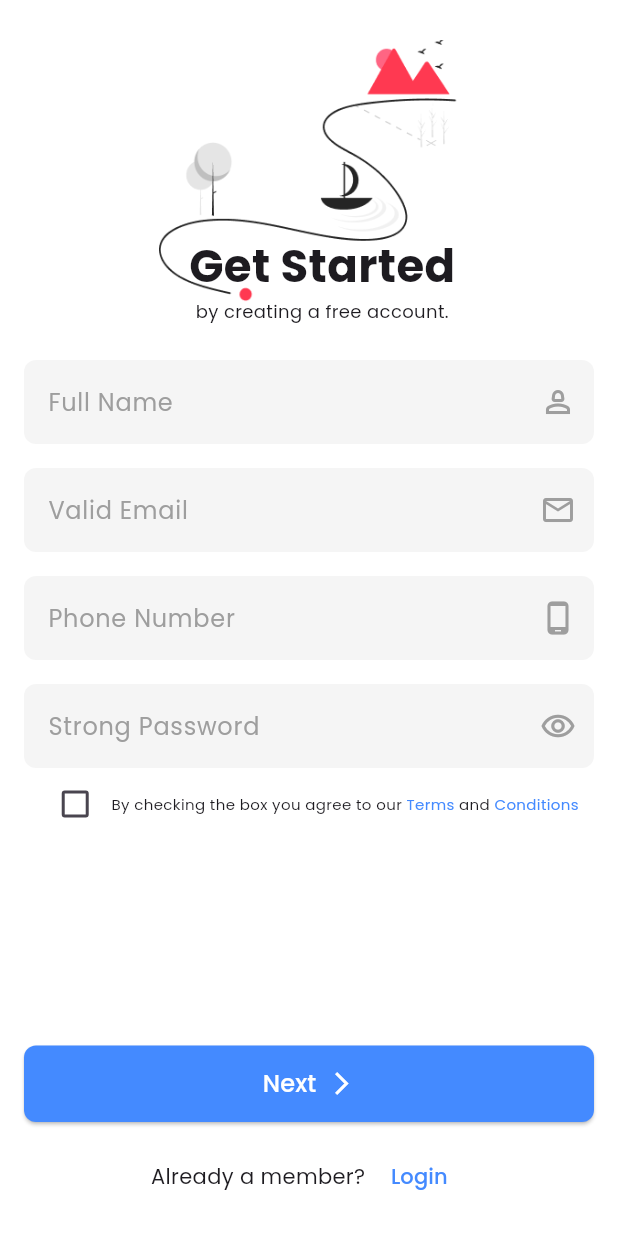
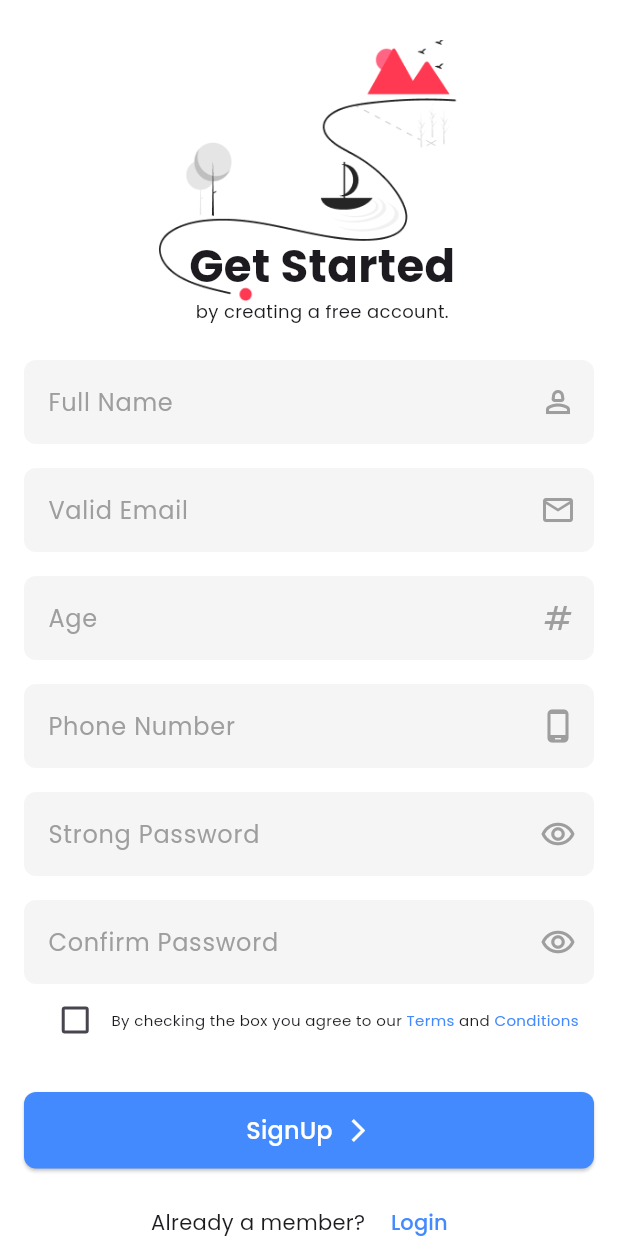
Before and after one commit to a7med2002/ui_task_3, a Flutter app: the SignUpScreen screen opened directly, on a phone screen of 412 x 824 dp. Run offline on Flutter 3.47's test engine with Material 3 defaults, Android fonts, the phone set to English and light mode, and no system bars; our stand-ins replace google_fonts.

Commit message:
add form validation

```diff
--- a/lib/screens/sign_up_screen.dart
+++ b/lib/screens/sign_up_screen.dart
@@ -1,29 +1,43 @@
 import 'package:flutter/material.dart';
 import 'package:flutter_ui_task_3/helpers/constants.dart';
+import 'package:flutter_ui_task_3/screens/dashboard.dart';
 import 'package:flutter_ui_task_3/screens/login_screen.dart';
 import 'package:flutter_ui_task_3/widgets/custom_auth_button.dart';
 import 'package:flutter_ui_task_3/widgets/custom_text_field.dart';
 
 class SignUpScreen extends StatelessWidget {
-  const SignUpScreen({super.key});
+  SignUpScreen({super.key});
+
+  final TextEditingController nameController = TextEditingController();
+  final TextEditingController emailController = TextEditingController();
+  final TextEditingController phoneController = TextEditingController();
+  final TextEditingController passwordController = TextEditingController();
+  final TextEditingController ageController = TextEditingController();
+  final TextEditingController confirmPasswordController =
+      TextEditingController();
+  final GlobalKey<FormState> _formKey = GlobalKey<FormState>();
 
   @override
   Widget build(BuildContext context) {
-    TextEditingController nameController = TextEditingController();
-    TextEditingController emailController = TextEditingController();
-    TextEditingController phoneController = TextEditingController();
-    TextEditingController passwordController = TextEditingController();
+    var password;
     return Scaffold(
       backgroundColor: Colors.white,
       body: SafeArea(
+        child: SingleChildScrollView(
           child: Padding(
             padding: const EdgeInsets.all(16),
+            child: Form(
+              key: _formKey,
               child: Column(
                 crossAxisAlignment: CrossAxisAlignment.center,
                 children: [
                   Stack(
                     children: [
-                  Image.asset("images/loginPhoto.png", width: 200, height: 200),
+                      Image.asset(
+                        "images/loginPhoto.png",
+                        width: 200,
+                        height: 200,
+                      ),
                       Positioned(
                         bottom: 0,
                         left: 20,
@@ -50,18 +64,60 @@ class SignUpScreen extends StatelessWidget {
                     hintTxt: "Full Name",
                     sufixIcon: Icons.person_2_outlined,
                     controller: nameController,
+                    keyboardType: TextInputType.text,
+                    customValidator: (value) {
+                      if (value!.isEmpty) {
+                        return "name can't be empty!";
+                      }
+                    },
                   ),
                   SizedBox(height: 16),
                   CustomTextField(
                     hintTxt: "Valid Email",
                     sufixIcon: Icons.email_outlined,
                     controller: emailController,
+                    keyboardType: TextInputType.text,
+                    customValidator: (value) {
+                      if (value!.isEmpty) {
+                        return "email can't be empty !";
+                      }
+                      if (!value.contains('@')) {
+                        return "email must contain @";
+                      }
+                      if (!value.endsWith('.com')) {
+                        return "email must end with .com";
+                      }
+                    },
+                  ),
+                  SizedBox(height: 16),
+                  CustomTextField(
+                    hintTxt: "Age",
+                    sufixIcon: Icons.numbers,
+                    controller: ageController,
+                    keyboardType: TextInputType.number,
+                    customValidator: (value) {
+                      if (value!.isEmpty) {
+                        return "please enter your age";
+                      }
+                      if (int.parse(value) > 120 || int.parse(value) < 1) {
+                        return "please enter valid age";
+                      }
+                    },
                   ),
                   SizedBox(height: 16),
                   CustomTextField(
                     hintTxt: "Phone Number",
                     sufixIcon: Icons.phone_android_outlined,
                     controller: phoneController,
+                    keyboardType: TextInputType.phone,
+                    customValidator: (value) {
+                      if (value!.isEmpty) {
+                        return "Please enter your phone";
+                      }
+                      if (value.length > 13 || value.length < 13) {
+                        return "Please enter a valid phone";
+                      }
+                    },
                   ),
                   SizedBox(height: 16),
                   CustomTextField(
@@ -69,6 +125,35 @@ class SignUpScreen extends StatelessWidget {
                     sufixIcon: Icons.remove_red_eye_outlined,
                     controller: passwordController,
                     isSecure: true,
+                    keyboardType: TextInputType.text,
+                    customValidator: (value) {
+                      password = value;
+                      if (value!.isEmpty) {
+                        return "password can't be empty!";
+                      }
+                      if (value.length < 5) {
+                        return "password must greater 5";
+                      }
+                      if (!RegExp(r'[!@#\$%^&*(),.?":{}|<>]').hasMatch(value)) {
+                        return "Password should contain at least one special character";
+                      }
+                    },
+                  ),
+                  SizedBox(height: 16),
+                  CustomTextField(
+                    hintTxt: "Confirm Password",
+                    sufixIcon: Icons.remove_red_eye_outlined,
+                    controller: confirmPasswordController,
+                    isSecure: true,
+                    keyboardType: TextInputType.text,
+                    customValidator: (value) {
+                      if (value!.isEmpty) {
+                        return "Confirm Password can't be empty!";
+                      }
+                      if (value != password) {
+                        return "confirm pass don't match password!";
+                      }
+                    },
                   ),
                   Row(
                     mainAxisAlignment: MainAxisAlignment.center,
@@ -99,10 +184,10 @@ class SignUpScreen extends StatelessWidget {
                       ),
                     ],
                   ),
-              Spacer(),
+                  SizedBox(height: 24),
                   CustomAuthButton(
-                title: "Next",
-                onTap: () {},
+                    title: "SignUp",
+                    onTap: () => _signUp(context),
                     icon: Icons.arrow_forward_ios_outlined,
                   ),
                   SizedBox(height: 12),
@@ -114,7 +199,9 @@ class SignUpScreen extends StatelessWidget {
                         onPressed: () {
                           Navigator.pushReplacement(
                             context,
-                        MaterialPageRoute(builder: (context) => LoginScreen()),
+                            MaterialPageRoute(
+                              builder: (context) => LoginScreen(),
+                            ),
                           );
                         },
                         child: Text(
@@ -128,6 +215,18 @@ class SignUpScreen extends StatelessWidget {
               ),
             ),
           ),
+        ),
+      ),
+    );
+  }
+
+  _signUp(BuildContext context) {
+    if (_formKey.currentState!.validate()) {
+      _formKey.currentState!.reset();
+      Navigator.pushReplacement(
+        context,
+        MaterialPageRoute(builder: (context) => Dashboard()),
       );
     }
   }
+}
--- a/lib/widgets/custom_text_field.dart
+++ b/lib/widgets/custom_text_field.dart
@@ -5,18 +5,25 @@ class CustomTextField extends StatelessWidget {
   final String hintTxt;
   final IconData sufixIcon;
   final bool isSecure;
+  final String? Function(String?)? customValidator;
   final TextEditingController controller;
+  final TextInputType keyboardType;
+
   const CustomTextField({
     super.key,
     required this.hintTxt,
     required this.sufixIcon,
-    this.isSecure = false, required this.controller,
+    this.isSecure = false,
+    required this.controller,
+    this.customValidator, required this.keyboardType,
   });
 
   @override
   Widget build(BuildContext context) {
-    return TextField(
+    return TextFormField(
       controller: controller,
+      validator: customValidator,
+      keyboardType: keyboardType,
       decoration: InputDecoration(
         contentPadding: EdgeInsets.symmetric(vertical: 16, horizontal: 12),
         filled: true,
```
Also changed, not shown: lib/screens/login_screen.dart (+55 -32 lines), images/auth_screen_view.png, images/empty_form_view.png (added), images/form_validation.png (added), images/phone_number_view.png (added), 1 other file. Lines whose indentation alone changed are shown as unchanged.
